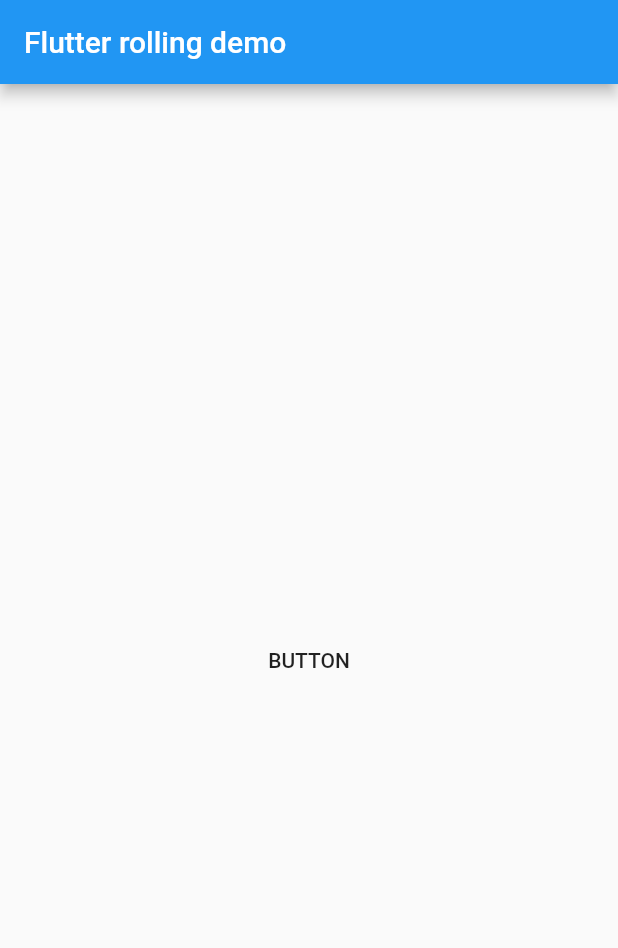
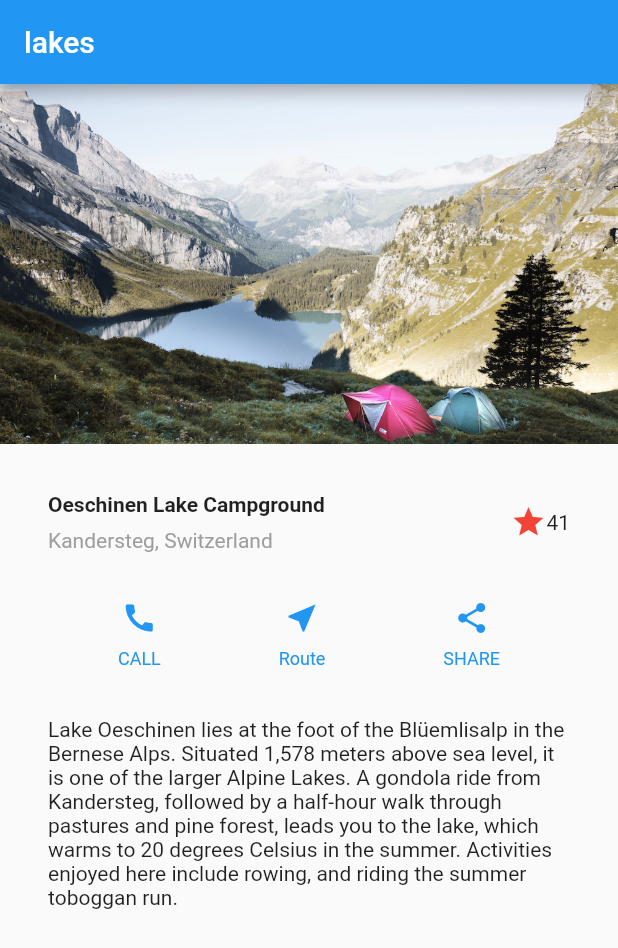
Before and after one commit to hughcoder/FlutterApp, a Flutter app: the screen it shows after launch, on a phone screen of 412 x 824 dp. Shown: the top 948 px of the screen. Run offline on Flutter 3.47's test engine with Material 2 defaults, Android fonts, the phone set to English and light mode, and no system bars.

Commit message:
初级布局

```diff
--- /dev/null
+++ b/lib/View.dart
@@ -0,0 +1,160 @@
+import 'package:flutter/material.dart';
+
+void main() => runApp(new View());
+
+class View extends StatelessWidget {
+  @override
+  Widget build(BuildContext context) {
+    // TODO: implement build
+    final titleSection = _TitleSection(
+        'Oeschinen Lake Campground', 'Kandersteg, Switzerland', 41);
+    Widget buttonSection = Container(
+      child: Row(
+        // 沿水平方向平均放置
+        mainAxisAlignment: MainAxisAlignment.spaceEvenly, //有间隔的
+        children: <Widget>[
+          _buildButtonColumn(context, Icons.call, 'CALL'),
+          _buildButtonColumn(context, Icons.near_me, 'Route'),
+          _buildButtonColumn(context, Icons.share, 'SHARE'),
+        ],
+      ),
+    );
+    final textSection = Container(
+      padding: const EdgeInsets.all(32.0),
+      child: Text(
+        '''
+Lake Oeschinen lies at the foot of the Blüemlisalp in the Bernese Alps. Situated 1,578 meters above sea level, it is one of the larger Alpine Lakes. A gondola ride from Kandersteg, followed by a half-hour walk through pastures and pine forest, leads you to the lake, which warms to 20 degrees Celsius in the summer. Activities enjoyed here include rowing, and riding the summer toboggan run.
+          ''',
+        softWrap: true,
+      ),
+    );
+
+    return MaterialApp(
+        title: 'Flutter UI basic 1',
+        home: Scaffold(
+          appBar: AppBar(
+            title: Text('lakes'),
+          ),
+          body: ListView(
+            children: <Widget>[
+              Image.asset(
+                'images/lake.jpg',
+                width: 600.0,
+                height: 240.0,
+                fit: BoxFit.cover,
+              ),
+              titleSection,
+              buttonSection,
+              textSection,
+            ],
+          )
+        ));
+  }
+}
+
+class _TitleSection extends StatelessWidget {
+  final String title;
+  final String subtitle;
+  final int starCount;
+
+  _TitleSection(this.title, this.subtitle, this.starCount);
+
+  @override
+  Widget build(BuildContext context) {
+    // TODO: implement build
+    return Container(
+      padding: EdgeInsets.all(32.0),
+      child: Row(
+        children: <Widget>[
+          Expanded(
+            child: Column(
+              crossAxisAlignment: CrossAxisAlignment.start,
+              children: <Widget>[
+                Container(
+                  padding: const EdgeInsets.only(bottom: 8.0),
+                  child: Text(
+                    title,
+                    style: TextStyle(fontWeight: FontWeight.bold),
+                  ),
+                ),
+                Text(
+                  subtitle,
+                  style: TextStyle(color: Colors.grey[500]),
+                )
+              ],
+            ),
+          ),
+          Icon(
+            Icons.star,
+            color: Colors.red[500],
+          ),
+          Text(starCount.toString())
+        ],
+      ),
+    );
+  }
+}
+
+class titleWidget extends StatelessWidget {
+  @override
+  Widget build(BuildContext context) {
+    // TODO: implement build
+    Column buildButtonColumn(IconData icon, String label) {
+      Color color = Theme.of(context).primaryColor;
+      // main axis 跟我们前面提到的 cross axis 相对应，对 Column 来说，指的就是竖直方向。
+      // 在放置完子控件后，屏幕上可能还会有一些剩余的空间（free space），min 表示尽量少占用
+      // free space；类似于 Android 的 wrap_content。
+      // 对应的，还有 MainAxisSize.max
+      return new Column(
+        mainAxisSize: MainAxisSize.min,
+        // 沿着 main axis 居中放置
+        mainAxisAlignment: MainAxisAlignment.center,
+        children: <Widget>[
+          new Icon(
+            icon,
+            color: color,
+          ),
+          new Container(
+            margin: const EdgeInsets.only(top: 0.8),
+            child: new Text(
+              label,
+              style: new TextStyle(
+                fontSize: 12.0,
+                fontWeight: FontWeight.w400,
+                color: color,
+              ),
+            ),
+          )
+        ],
+      );
+    }
+  }
+}
+
+Widget _buildButtonColumn(BuildContext context, IconData icon, String label) {
+  final color = Theme.of(context).primaryColor;
+  return Column(
+    // main axis 跟我们前面提到的 cross axis 相对应，对 Column 来说，指的就是竖直方向。
+    // 在放置完子控件后，屏幕上可能还会有一些剩余的空间（free space），min 表示尽量少占用
+    // free space；类似于 Android 的 wrap_content。
+    // 对应的，还有 MainAxisSize.max
+    mainAxisSize: MainAxisSize.min,
+    // 沿着 main axis 居中放置
+    mainAxisAlignment: MainAxisAlignment.center,
+
+    children: <Widget>[
+      Icon(icon, color: color),
+      Container(
+        margin: const EdgeInsets.only(top: 8.0),
+        child: Text(
+          label,
+          style: TextStyle(
+            fontSize: 12.0,
+            fontWeight: FontWeight.w400,
+            color: color,
+          ),
+        ),
+      )
+    ],
+  );
+}
--- a/pubspec.yaml
+++ b/pubspec.yaml
@@ -40,6 +40,8 @@ flutter:
   # assets:
   #  - images/a_dot_burr.jpeg
   #  - images/a_dot_ham.jpeg
+  assets:
+   - images/lake.jpg
 
   # An image asset can refer to one or more resolution-specific "variants", see
   # https://flutter.io/assets-and-images/#resolution-aware.
```
Also changed, not shown: lib/main.dart (+183 -23 lines), images/lake.jpg (added).
